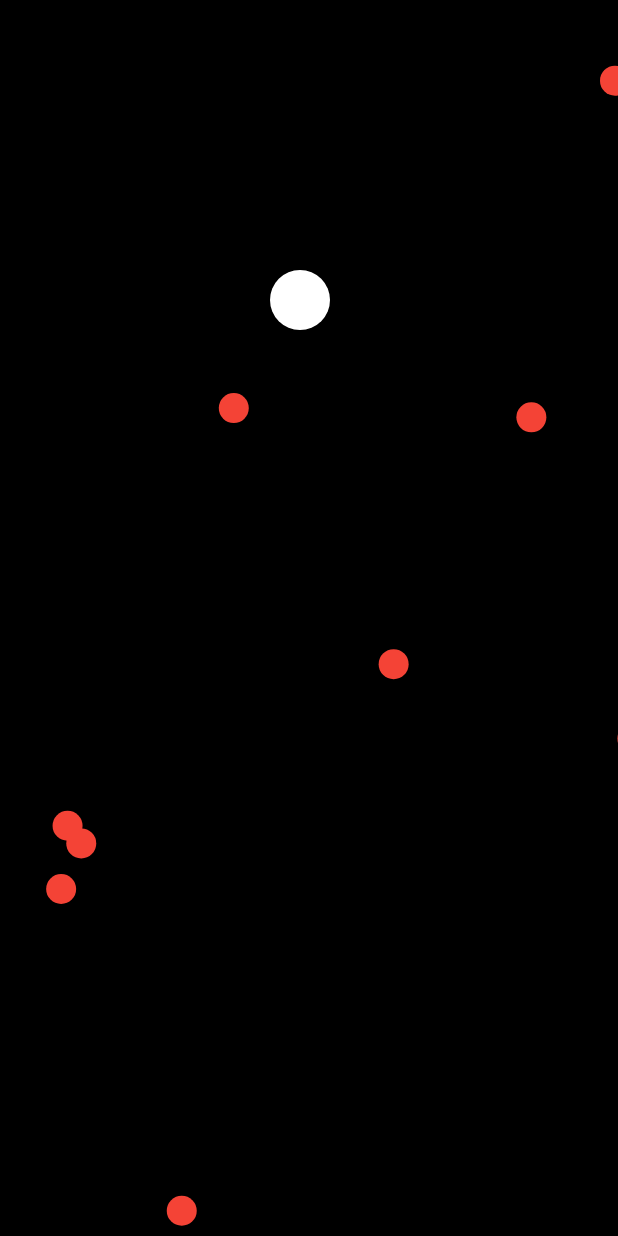
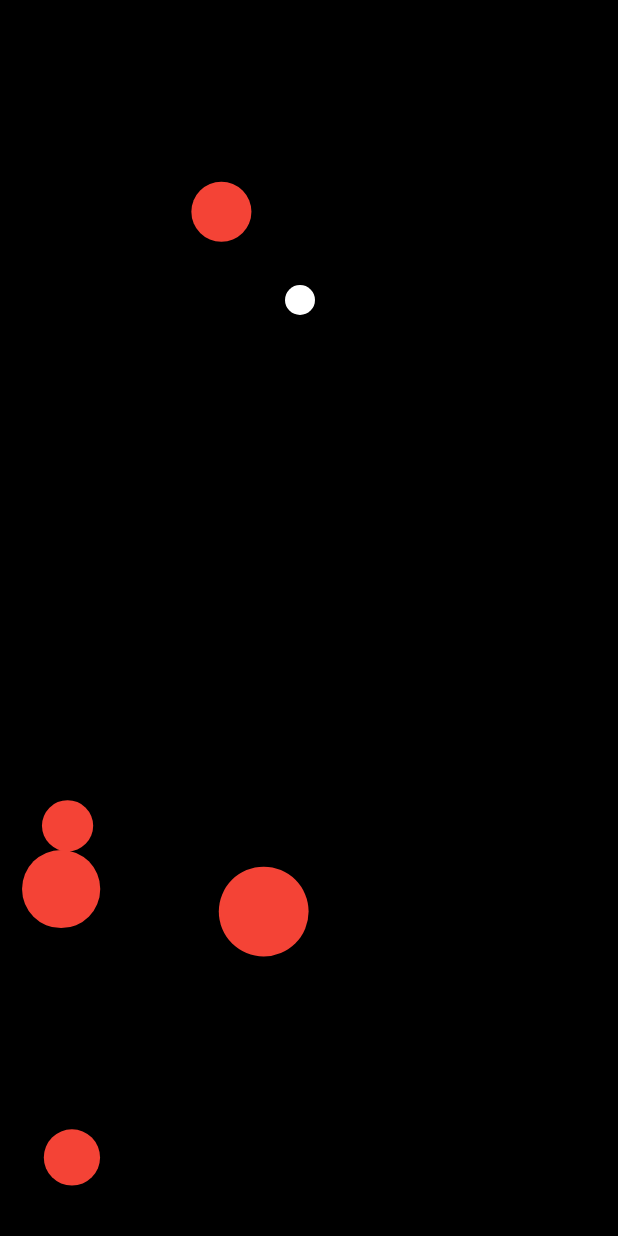
Before and after one commit to preet3001/asteroid_game, a Flutter app: the screen it shows after launch, on a phone screen of 412 x 824 dp. Run offline on Flutter 3.47's test engine with Material 3 defaults, Android fonts, the phone set to English and light mode, and no system bars.

Commit message:
made enemy of variable size

```diff
--- a/lib/domain/entities/enemy.dart
+++ b/lib/domain/entities/enemy.dart
@@ -3,9 +3,10 @@
 class Enemy {
   final Offset position;
   final Offset velocity;
-  Enemy({required this.position, required this.velocity});
+  final double size;
+  Enemy({required this.position, required this.velocity, required this.size});
 
   Enemy move() {
-    return Enemy(position: position + velocity, velocity: velocity);
+    return Enemy(position: position + velocity, velocity: velocity, size: size);
   }
 }
--- a/lib/domain/usecases/spawn_enemies.dart
+++ b/lib/domain/usecases/spawn_enemies.dart
@@ -16,6 +16,7 @@
           (_random.nextDouble() - 0.5) * 4, //random speed between -2 and 2
           (_random.nextDouble() - 0.5) * 4,
         ),
+        size: _random.nextDouble() * 20 + 10, // Random size between 10 and 30
       );
     });
   }
```
Also changed, not shown: lib/presentation/view/widgets/game_painter.dart (+6 -2 lines).
